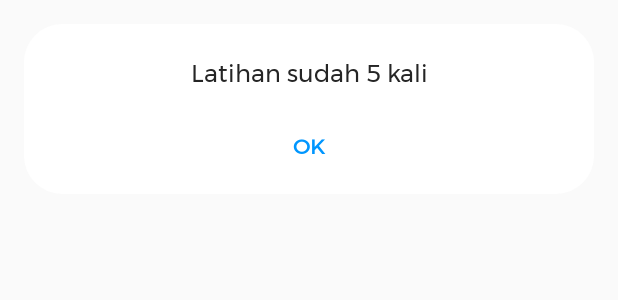
After one commit to hanifah01/android-polarhr, an Android app: the layout custom_dialog.xml on its own in the app's theme, with its tools: preview values and no code run, on a phone screen of 412 x 824 dp. The commit adds this screen. Shown: the top 300 px of the screen. Run offline under Robolectric (Android 15) with nearby library versions, the phone set to English and light mode, and no system bars.

Commit message:
nambah alert dialog jika latihan sudah 5 kali

```diff
--- /dev/null
+++ b/app/src/main/res/drawable/circle_blue.xml
@@ -0,0 +1,4 @@
+<?xml version="1.0" encoding="utf-8"?>
+<selector xmlns:android="http://schemas.android.com/apk/res/android">
+
+</selector>
--- /dev/null
+++ b/app/src/main/res/layout/custom_dialog.xml
@@ -0,0 +1,52 @@
+<?xml version="1.0" encoding="utf-8"?>
+<FrameLayout xmlns:android="http://schemas.android.com/apk/res/android"
+    android:layout_width="match_parent"
+    android:layout_height="wrap_content"
+    android:background="@drawable/bg_white"
+    android:layout_margin="16dp"
+    android:orientation="vertical">
+
+
+    <LinearLayout
+        android:layout_width="match_parent"
+        android:layout_height="wrap_content"
+        android:layout_marginLeft="15dp"
+        android:layout_marginTop="20dp"
+        android:layout_marginRight="15dp"
+        android:layout_marginBottom="20dp"
+        android:layout_gravity="center"
+        android:orientation="vertical">
+
+        <TextView
+            android:id="@+id/tvTitle"
+            android:layout_width="match_parent"
+            android:layout_height="wrap_content"
+            android:text="Latihan sudah 5 kali"
+            android:textColor="@color/black"
+            android:fontFamily="@font/montserrat"
+            android:textSize="16dp"
+            android:textAlignment="center"/>
+
+        <!--<TextView
+            android:id="@+id/tvBody"
+            android:layout_width="wrap_content"
+            android:layout_height="wrap_content"
+            android:layout_marginTop="15dp"
+            android:text="body"
+            android:textColor="@color/black" />-->
+
+        <TextView
+            android:id="@+id/btn_yes"
+            android:layout_width="match_parent"
+            android:layout_height="wrap_content"
+            android:layout_marginTop="25dp"
+            android:background="@android:color/white"
+            android:clickable="true"
+            android:text="OK"
+            android:textColor="@color/blue"
+            android:textStyle="bold"
+            android:fontFamily="@font/montserrat"
+            android:textSize="14dp"
+            android:textAlignment="center"/>
+    </LinearLayout>
+</FrameLayout>
```
Also changed, not shown: app/src/main/java/com/example/polar/view/latihan/SimpanHasil.kt (+25 -1 lines), app/src/main/java/com/example/polar/view/pelatih/HomePelatih.kt (added, +12 -0 lines), app/src/main/res/layout/activity_home_pelatih.xml (added, +9 -0 lines).
